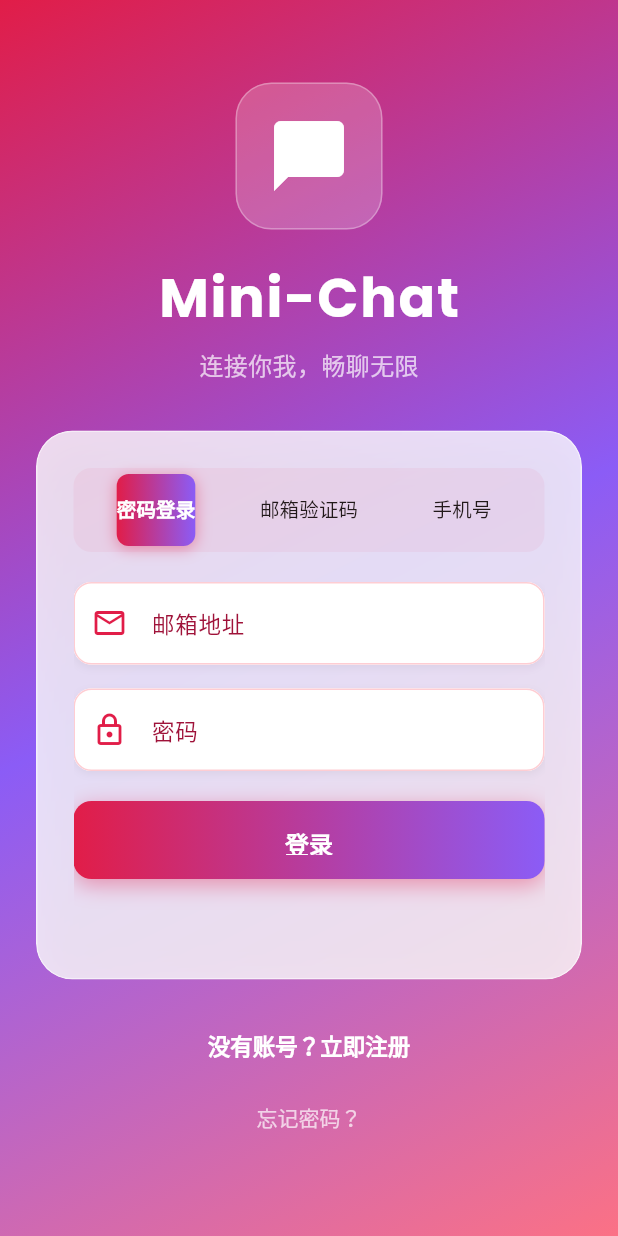
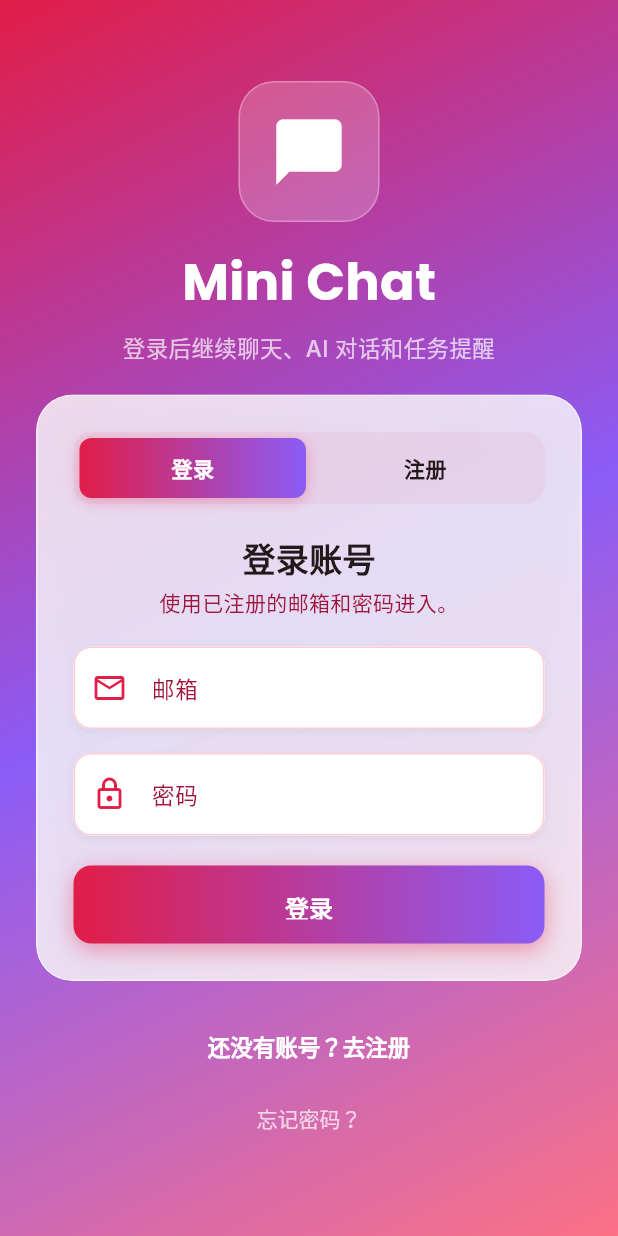
Before and after one commit to 111pointer111/mini-chat, a Flutter app: the screen it shows after launch, on a phone screen of 412 x 824 dp. Run offline on Flutter 3.47's test engine with Material 3 defaults, Android fonts, the phone set to English and light mode, and no system bars; our stand-ins replace cached_network_image, dio, file_picker, flutter_markdown, flutter_riverpod, flutter_secure_storage and 5 more; accounts and stored records are empty.

Commit message:
feat(auth): 优化登录注册页结构

```diff
--- a/mobile/lib/features/auth/login_screen.dart
+++ b/mobile/lib/features/auth/login_screen.dart
@@ -9,8 +9,6 @@ import '../../data/models/user.dart';
 import '../../providers/auth_provider.dart';
 import '../../shared/utils/error_utils.dart';
 import '../../shared/utils/toast_utils.dart';
-import '../../shared/widgets/phone_code_input.dart';
-import '../../shared/widgets/email_code_input.dart';
 
 class LoginScreen extends ConsumerStatefulWidget {
   const LoginScreen({super.key});
@@ -19,32 +17,15 @@ class LoginScreen extends ConsumerStatefulWidget {
   ConsumerState<LoginScreen> createState() => _LoginScreenState();
 }
 
-class _LoginScreenState extends ConsumerState<LoginScreen>
-    with SingleTickerProviderStateMixin {
-  late TabController _tabController;
+class _LoginScreenState extends ConsumerState<LoginScreen> {
   final _emailController = TextEditingController();
   final _passwordController = TextEditingController();
-  final _emailCodeEmailController = TextEditingController();
-  final _emailCodeController = TextEditingController();
-  final _phoneController = TextEditingController();
-  final _codeController = TextEditingController();
   bool _isLoading = false;
 
   @override
-  void initState() {
-    super.initState();
-    _tabController = TabController(length: 3, vsync: this);
-  }
-
-  @override
   void dispose() {
-    _tabController.dispose();
     _emailController.dispose();
     _passwordController.dispose();
-    _emailCodeEmailController.dispose();
-    _emailCodeController.dispose();
-    _phoneController.dispose();
-    _codeController.dispose();
     super.dispose();
   }
 
@@ -59,6 +40,7 @@ class _LoginScreenState extends ConsumerState<LoginScreen>
       showErrorToast(context, '请输入密码');
       return;
     }
+
     FocusScope.of(context).unfocus();
     setState(() => _isLoading = true);
     try {
@@ -70,65 +52,10 @@ class _LoginScreenState extends ConsumerState<LoginScreen>
       if (mounted) context.go('/');
     } catch (e) {
       if (mounted) {
-        showErrorToast(context, extractErrorMessage(e, context: 'login', fallback: '登录失败'));
-      }
-    } finally {
-      if (mounted) setState(() => _isLoading = false);
-    }
-  }
-
-  Future<void> _loginWithEmailCode() async {
-    final email = _emailCodeEmailController.text.trim();
-    final code = _emailCodeController.text.trim();
-    if (email.isEmpty || code.isEmpty) {
-      showErrorToast(context, '请输入邮箱和验证码');
-      return;
-    }
-    FocusScope.of(context).unfocus();
-    setState(() => _isLoading = true);
-    try {
-      final res = await ref.read(authApiProvider).loginByEmailCode(email, code);
-      final data = res.data;
-      final user = User.fromJson(data['user'] as Map<String, dynamic>);
-      final token = data['token'] as String;
-      await ref.read(authStateProvider.notifier).login(user, token);
-      if (mounted) context.go('/');
-    } catch (e) {
-      if (mounted) {
-        showErrorToast(context, extractErrorMessage(e, context: 'login', fallback: '登录失败'));
-      }
-    } finally {
-      if (mounted) setState(() => _isLoading = false);
-    }
-  }
-
-  Future<void> _loginWithPhone() async {
-    final phone = _phoneController.text.trim();
-    final code = _codeController.text.trim();
-    if (phone.isEmpty) {
-      showErrorToast(context, '请输入手机号');
-      return;
-    }
-    if (!RegExp(r'^1[3-9]\d{9}$').hasMatch(phone)) {
-      showErrorToast(context, '请输入正确的手机号');
-      return;
-    }
-    if (code.isEmpty) {
-      showErrorToast(context, '请输入验证码');
-      return;
-    }
-    FocusScope.of(context).unfocus();
-    setState(() => _isLoading = true);
-    try {
-      final res = await ref.read(authApiProvider).loginPhone(phone, code);
-      final data = res.data;
-      final user = User.fromJson(data['user'] as Map<String, dynamic>);
-      final token = data['token'] as String;
-      await ref.read(authStateProvider.notifier).login(user, token);
-      if (mounted) context.go('/');
-    } catch (e) {
-      if (mounted) {
-        showErrorToast(context, extractErrorMessage(e, context: 'login', fallback: '登录失败'));
+        showErrorToast(
+          context,
+          extractErrorMessage(e, context: 'login', fallback: '登录失败'),
+        );
       }
     } finally {
       if (mounted) setState(() => _isLoading = false);
@@ -141,9 +68,8 @@ class _LoginScreenState extends ConsumerState<LoginScreen>
       body: GestureDetector(
         onTap: () => FocusScope.of(context).unfocus(),
         child: Container(
-          decoration: const BoxDecoration(
-            gradient: AppTheme.backgroundGradient,
-          ),
+          decoration:
+              const BoxDecoration(gradient: AppTheme.backgroundGradient),
           child: SafeArea(
             child: Center(
               child: SingleChildScrollView(
@@ -152,7 +78,7 @@ class _LoginScreenState extends ConsumerState<LoginScreen>
                   mainAxisAlignment: MainAxisAlignment.center,
                   children: [
                     _buildHeader(),
-                    const SizedBox(height: AppSpacing.xxxl),
+                    const SizedBox(height: AppSpacing.xl),
                     _buildLoginCard(),
                     const SizedBox(height: AppSpacing.xl),
                     _buildFooterLinks(),
@@ -178,25 +104,25 @@ class _LoginScreenState extends ConsumerState<LoginScreen>
           ),
           child: const Icon(
             Icons.chat_bubble_rounded,
-            size: 56,
+            size: 52,
             color: Colors.white,
           ),
         ),
-        const SizedBox(height: AppSpacing.xl),
+        const SizedBox(height: AppSpacing.lg),
         Text(
-          'Mini-Chat',
+          'Mini Chat',
           style: GoogleFonts.poppins(
-            fontSize: 36,
+            fontSize: 34,
             fontWeight: FontWeight.bold,
             color: Colors.white,
-            letterSpacing: 1.2,
           ),
         ),
         const SizedBox(height: AppSpacing.sm),
         Text(
-          '连接你我，畅聊无限',
+          '登录后继续聊天、AI 对话和任务提醒',
+          textAlign: TextAlign.center,
           style: GoogleFonts.inter(
-            fontSize: 16,
+            fontSize: 15,
             color: Colors.white70,
             fontWeight: FontWeight.w500,
           ),
@@ -226,20 +152,29 @@ class _LoginScreenState extends ConsumerState<LoginScreen>
           child: Padding(
             padding: const EdgeInsets.all(AppSpacing.xxl),
             child: Column(
+              mainAxisSize: MainAxisSize.min,
               children: [
-                _buildTabBar(),
+                _buildAuthModeSwitch(),
                 const SizedBox(height: AppSpacing.xl),
-                SizedBox(
-                  height: 240,
-                  child: TabBarView(
-                    controller: _tabController,
-                    children: [
-                      _buildPasswordTab(),
-                      _buildEmailCodeTab(),
-                      _buildPhoneTab(),
-                    ],
+                Text(
+                  '登录账号',
+                  style: GoogleFonts.inter(
+                    fontSize: 22,
+                    fontWeight: FontWeight.w700,
+                    color: AppThemeHelper.textPrimary(context),
                   ),
                 ),
+                const SizedBox(height: AppSpacing.xs),
+                Text(
+                  '使用已注册的邮箱和密码进入。',
+                  textAlign: TextAlign.center,
+                  style: GoogleFonts.inter(
+                    fontSize: 14,
+                    color: AppThemeHelper.textSecondary(context),
+                  ),
+                ),
+                const SizedBox(height: AppSpacing.xl),
+                _buildLoginForm(),
               ],
             ),
           ),
@@ -248,7 +183,7 @@ class _LoginScreenState extends ConsumerState<LoginScreen>
     );
   }
 
-  Widget _buildTabBar() {
+  Widget _buildAuthModeSwitch() {
     return Container(
       padding: const EdgeInsets.all(4),
       decoration: BoxDecoration(
@@ -257,49 +192,71 @@ class _LoginScreenState extends ConsumerState<LoginScreen>
             : AppColors.primary.withAlpha(13),
         borderRadius: AppRadius.mdAll,
       ),
-      child: TabBar(
-        controller: _tabController,
-        labelColor: Colors.white,
-        unselectedLabelColor: AppThemeHelper.textPrimary(context),
-        indicator: BoxDecoration(
-          gradient: const LinearGradient(
-            colors: [AppColors.primary, AppColors.accent],
+      child: Row(
+        children: [
+          Expanded(child: _buildModeButton('登录', selected: true)),
+          const SizedBox(width: 4),
+          Expanded(
+            child: _buildModeButton(
+              '注册',
+              selected: false,
+              onTap: () => context.go('/register'),
+            ),
           ),
-          borderRadius: AppRadius.smAll,
-          boxShadow: [
-            BoxShadow(
-              color: AppColors.primary.withAlpha(102),
-              blurRadius: 8,
-              offset: const Offset(0, 2),
-            ),
-          ],
-        ),
-        dividerColor: Colors.transparent,
-        labelStyle: GoogleFonts.inter(
-          fontWeight: FontWeight.w600,
-          fontSize: 13,
-        ),
-        unselectedLabelStyle: GoogleFonts.inter(
-          fontWeight: FontWeight.w500,
-          fontSize: 13,
-        ),
-        tabs: const [
-          Tab(text: '密码登录'),
-          Tab(text: '邮箱验证码'),
-          Tab(text: '手机号'),
         ],
       ),
     );
   }
 
-  Widget _buildPasswordTab() {
+  Widget _buildModeButton(
+    String label, {
+    required bool selected,
+    VoidCallback? onTap,
+  }) {
+    return InkWell(
+      onTap: onTap,
+      borderRadius: AppRadius.smAll,
+      child: Container(
+        height: 40,
+        alignment: Alignment.center,
+        decoration: BoxDecoration(
+          gradient: selected
+              ? const LinearGradient(
+                  colors: [AppColors.primary, AppColors.accent])
+              : null,
+          borderRadius: AppRadius.smAll,
+          boxShadow: selected
+              ? [
+                  BoxShadow(
+                    color: AppColors.primary.withAlpha(77),
+                    blurRadius: 8,
+                    offset: const Offset(0, 2),
+                  ),
+                ]
+              : null,
+        ),
+        child: Text(
+          label,
+          style: GoogleFonts.inter(
+            color:
+                selected ? Colors.white : AppThemeHelper.textPrimary(context),
+            fontSize: 14,
+            fontWeight: FontWeight.w700,
+          ),
+        ),
+      ),
+    );
+  }
+
+  Widget _buildLoginForm() {
     return Column(
       children: [
         _buildTextField(
           controller: _emailController,
-          hintText: '邮箱地址',
+          hintText: '邮箱',
           icon: Icons.email_outlined,
           keyboardType: TextInputType.emailAddress,
+          textInputAction: TextInputAction.next,
         ),
         const SizedBox(height: AppSpacing.lg),
         _buildTextField(
@@ -307,37 +264,11 @@ class _LoginScreenState extends ConsumerState<LoginScreen>
           hintText: '密码',
           icon: Icons.lock_outlined,
           obscureText: true,
+          textInputAction: TextInputAction.done,
+          onSubmitted: (_) => _loginWithEmail(),
         ),
         const SizedBox(height: AppSpacing.xl),
         _buildLoginButton(onPressed: _loginWithEmail),
-      ],
-    );
-  }
-
-  Widget _buildEmailCodeTab() {
-    return Column(
-      children: [
-        EmailCodeInput(
-          emailController: _emailCodeEmailController,
-          codeController: _emailCodeController,
-          codeType: 'login',
-        ),
-        const SizedBox(height: AppSpacing.xl),
-        _buildLoginButton(onPressed: _loginWithEmailCode),
-      ],
-    );
-  }
-
-  Widget _buildPhoneTab() {
-    return Column(
-      children: [
-        PhoneCodeInput(
-          phoneController: _phoneController,
-          codeController: _codeController,
-          codeType: 'login',
-        ),
-        const SizedBox(height: AppSpacing.xl),
-        _buildLoginButton(onPressed: _loginWithPhone),
       ],
     );
   }
@@ -348,6 +279,8 @@ class _LoginScreenState extends ConsumerState<LoginScreen>
     required IconData icon,
     TextInputType? keyboardType,
     bool obscureText = false,
+    TextInputAction? textInputAction,
+    ValueChanged<String>? onSubmitted,
   }) {
     return Container(
       decoration: BoxDecoration(
@@ -361,6 +294,8 @@ class _LoginScreenState extends ConsumerState<LoginScreen>
         controller: controller,
         keyboardType: keyboardType,
         obscureText: obscureText,
+        textInputAction: textInputAction,
+        onSubmitted: onSubmitted,
         style: GoogleFonts.inter(
           fontSize: 15,
           color: AppThemeHelper.textPrimary(context),
@@ -376,7 +311,9 @@ class _LoginScreenState extends ConsumerState<LoginScreen>
             borderSide: BorderSide.none,
           ),
           filled: true,
-          fillColor: Colors.white,
+          fillColor: AppThemeHelper.isDark(context)
+              ? AppColors.surfaceDark
+              : Colors.white,
           contentPadding: const EdgeInsets.symmetric(
             horizontal: AppSpacing.lg,
             vertical: AppSpacing.lg,
@@ -440,7 +377,7 @@ class _LoginScreenState extends ConsumerState<LoginScreen>
         TextButton(
           onPressed: () => context.go('/register'),
           child: Text(
-            '没有账号？立即注册',
+            '还没有账号？去注册',
             style: GoogleFonts.inter(
               color: Colors.white,
               fontWeight: FontWeight.w600,
```
Also changed, not shown: mobile/lib/features/auth/register_screen.dart (+210 -220 lines), 6 other files.
